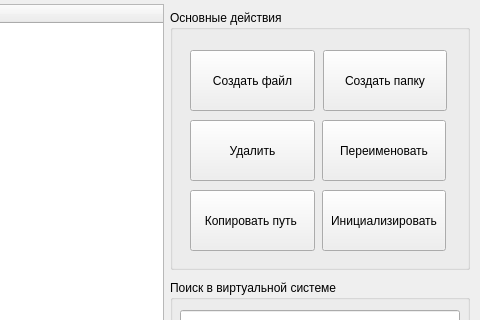
The window that view/mainwindow.ui (VLmb/cpp-vfs-explorer) describes before a commit, drawn with Qt 5; both pictures show x 320 to 800 and y 0 to 320 of the 800 by 763 pixel window.
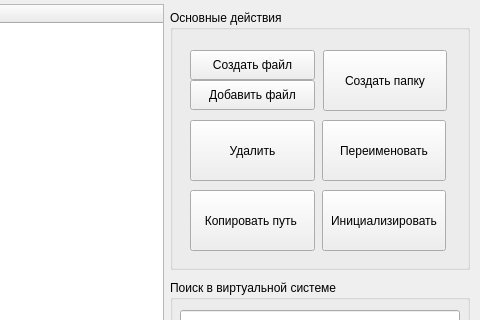
The same window after the commit.

Patch:
```diff
--- a/view/mainwindow.ui
+++ b/view/mainwindow.ui
@@ -107,13 +107,13 @@
       <string>Копировать путь </string>
      </property>
     </widget>
-    <widget class="QPushButton" name="btnMountFile">
+    <widget class="QPushButton" name="btnCreateFile">
      <property name="geometry">
       <rect>
        <x>20</x>
        <y>40</y>
        <width>125</width>
-       <height>61</height>
+       <height>30</height>
       </rect>
      </property>
      <property name="text">
@@ -133,6 +133,19 @@
       <string>Инициализировать</string>
      </property>
     </widget>
+    <widget class="QPushButton" name="btnMountFile">
+     <property name="geometry">
+      <rect>
+       <x>20</x>
+       <y>70</y>
+       <width>125</width>
+       <height>30</height>
+      </rect>
+     </property>
+     <property name="text">
+      <string>Добавить файл</string>
+     </property>
+    </widget>
    </widget>
    <widget class="QGroupBox" name="groupBox_2">
     <property name="geometry">
```
